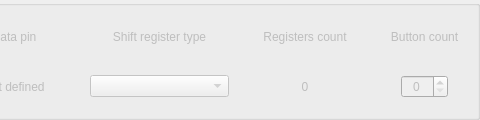
Qt form src/widgets/shift-reg/shiftregisters.ui (anpeaco/FreeJoyXConfiguratorQt) before a commit; both pictures show x 505 to 985 and y 0 to 120 of the 985 by 120 pixel window.
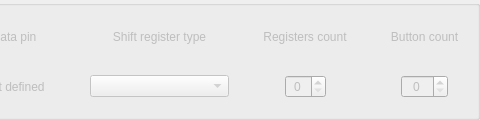
The same form after that commit. Custom widgets are drawn as their Qt base class.

Commit message: THOUGHTS #5: Editable register count spinbox synced with button count

```diff
--- a/src/widgets/shift-reg/shiftregisters.ui
+++ b/src/widgets/shift-reg/shiftregisters.ui
@@ -68,17 +68,51 @@
        </widget>
       </item>
       <item row="1" column="5">
-       <widget class="QLabel" name="label_RegistersCount">
-        <property name="enabled">
-         <bool>false</bool>
-        </property>
-        <property name="text">
-         <string notr="true">0</string>
-        </property>
-        <property name="alignment">
-         <set>Qt::AlignCenter</set>
-        </property>
-       </widget>
+       <layout class="QGridLayout" name="gridLayout_RegisterCount" columnstretch="1,0,1">
+        <item row="0" column="1">
+         <spacer name="verticalSpacer_RC1">
+          <property name="orientation"><enum>Qt::Vertical</enum></property>
+          <property name="sizeType"><enum>QSizePolicy::Minimum</enum></property>
+          <property name="sizeHint" stdset="0"><size><width>20</width><height>10</height></size></property>
+         </spacer>
+        </item>
+        <item row="2" column="1">
+         <spacer name="verticalSpacer_RC2">
+          <property name="orientation"><enum>Qt::Vertical</enum></property>
+          <property name="sizeType"><enum>QSizePolicy::Minimum</enum></property>
+          <property name="sizeHint" stdset="0"><size><width>20</width><height>10</height></size></property>
+         </spacer>
+        </item>
+        <item row="1" column="0">
+         <spacer name="horizontalSpacer_RC1">
+          <property name="orientation"><enum>Qt::Horizontal</enum></property>
+          <property name="sizeType"><enum>QSizePolicy::Preferred</enum></property>
+          <property name="sizeHint" stdset="0"><size><width>20</width><height>20</height></size></property>
+         </spacer>
+        </item>
+        <item row="1" column="2">
+         <spacer name="horizontalSpacer_RC2">
+          <property name="orientation"><enum>Qt::Horizontal</enum></property>
+          <property name="sizeType"><enum>QSizePolicy::Preferred</enum></property>
+          <property name="sizeHint" stdset="0"><size><width>20</width><height>20</height></size></property>
+         </spacer>
+        </item>
+        <item row="1" column="1">
+         <widget class="QSpinBox" name="spinBox_RegistersCount">
+          <property name="enabled"><bool>false</bool></property>
+          <property name="sizePolicy">
+           <sizepolicy hsizetype="Minimum" vsizetype="Fixed">
+            <horstretch>0</horstretch>
+            <verstretch>0</verstretch>
+           </sizepolicy>
+          </property>
+          <property name="alignment"><set>Qt::AlignCenter</set></property>
+          <property name="correctionMode"><enum>QAbstractSpinBox::CorrectToNearestValue</enum></property>
+          <property name="minimum"><number>0</number></property>
+          <property name="maximum"><number>16</number></property>
+         </widget>
+        </item>
+       </layout>
       </item>
       <item row="1" column="6">
        <layout class="QGridLayout" name="gridLayout_3" columnstretch="1,0,1">
```
Left out of the diff: 3 changed lines with no effect on the pictures. The commit also changes 2 other files.
